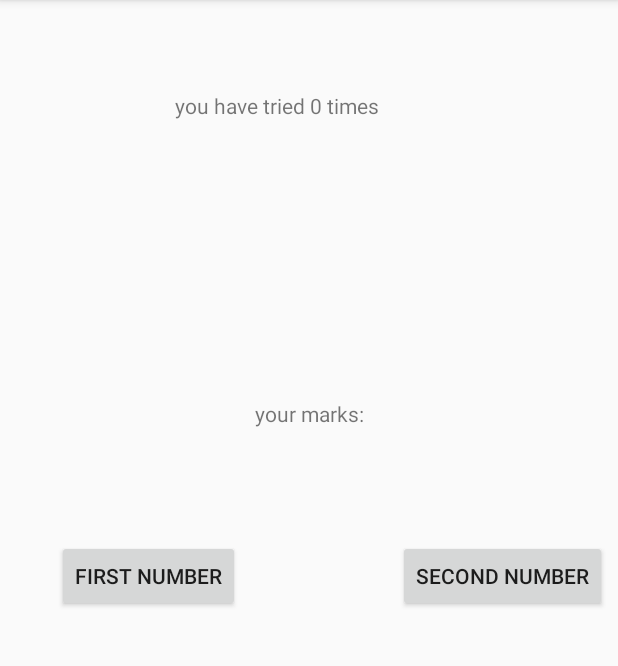
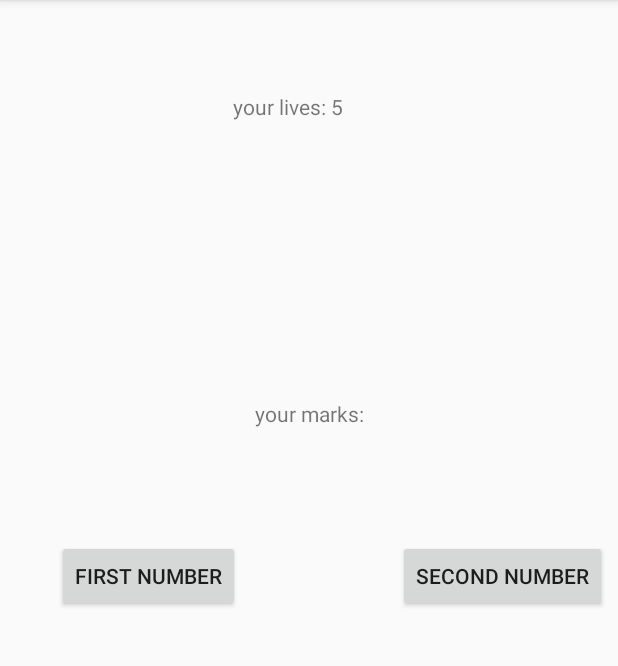
Before and after one commit to henryfung721/Guess_the_bigger_number, an Android app: the screen it shows after launch (MainActivity), on a phone screen of 412 x 824 dp, the part 84-750 px from its top. Run offline under Robolectric (Android 15) with nearby library versions, the phone set to English and light mode, and no system bars.

Commit message:
maximum lives and game over

```diff
--- a/app/src/main/res/layout/content_main.xml
+++ b/app/src/main/res/layout/content_main.xml
@@ -33,10 +33,10 @@
         app:layout_constraintTop_toTopOf="parent" />
 
     <TextView
-        android:id="@+id/tried"
-        android:layout_width="178dp"
-        android:layout_height="95dp"
-        android:text="you have tried 0 times"
+        android:id="@+id/lives"
+        android:layout_width="100dp"
+        android:layout_height="88dp"
+        android:text="your lives: 5"
         app:layout_constraintBottom_toBottomOf="parent"
         app:layout_constraintEnd_toEndOf="parent"
         app:layout_constraintHorizontal_bias="0.498"
```
Also changed, not shown: app/src/main/java/com/example/guessthebiggernumber/MainActivity.java (+41 -6 lines).
